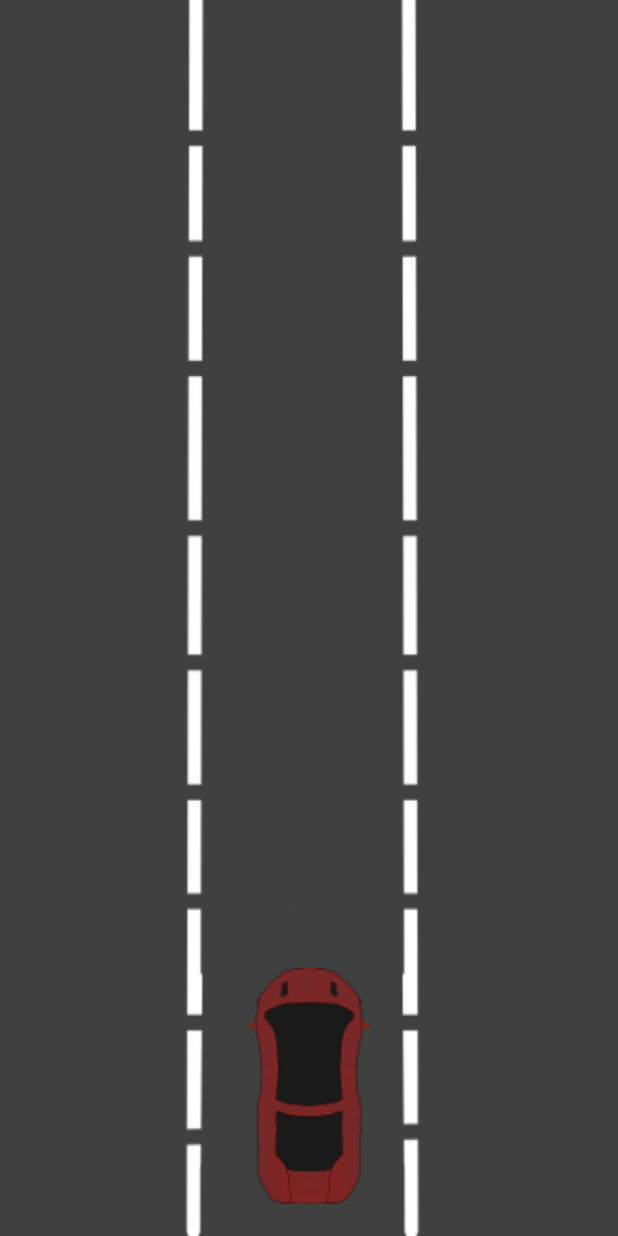
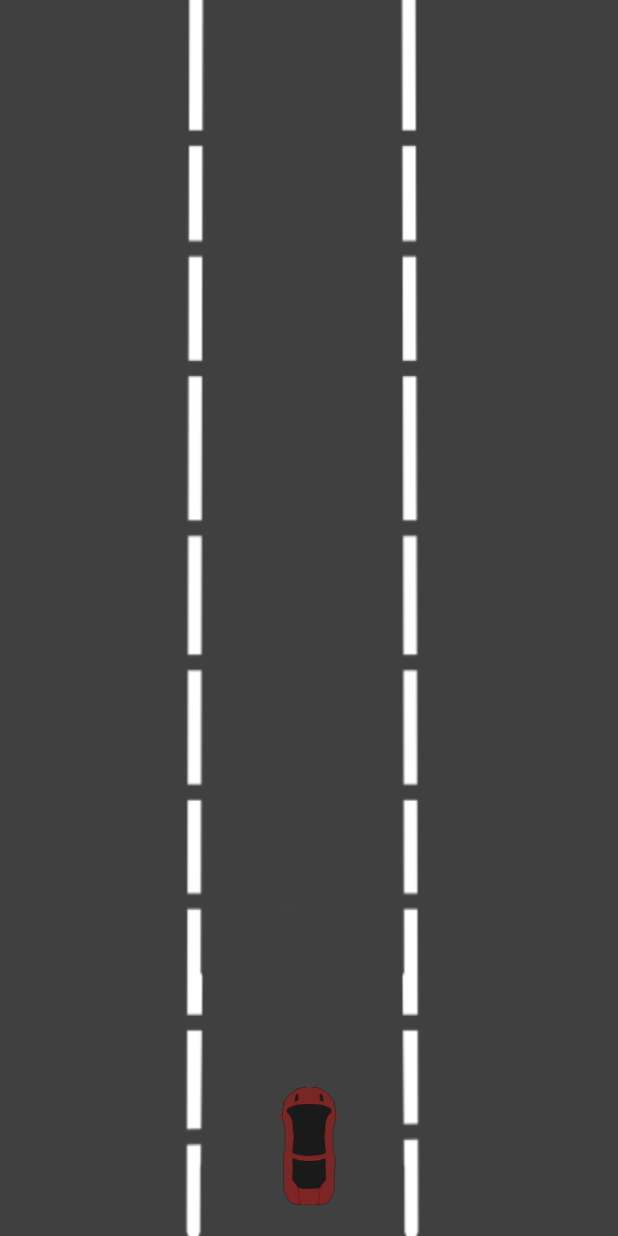
Before and after one commit to mola73/NEED-FOR-SASQUATCH-, an Android app: the layout activity_dash.xml on its own in the app's theme, with its tools: preview values and no code run, on a phone screen of 412 x 824 dp. Run offline under Robolectric (Android 15) with nearby library versions, the light colour scheme and no system bars.

Commit message:
dash mode has shield now main car movement goes also up and down decrease vehicle size

```diff
--- a/app/src/main/res/layout/activity_dash.xml
+++ b/app/src/main/res/layout/activity_dash.xml
@@ -7,45 +7,54 @@
     <!-- Main Car -->
     <ImageView
         android:id="@+id/main_car"
-        android:layout_width="80dp"
-        android:layout_height="160dp"
-        android:src="@drawable/main_car"
+        android:layout_width="40dp"
+        android:layout_height="80dp"
         android:layout_alignParentBottom="true"
+        android:layout_centerHorizontal="true"
         android:layout_marginBottom="20dp"
-        android:layout_centerHorizontal="true" />
+        android:src="@drawable/main_car" />
 
     <!-- Oncoming Car: Left Lane -->
     <ImageView
         android:id="@+id/oncoming_car_left"
-        android:layout_width="80dp"
-        android:layout_height="160dp"
+        android:layout_width="40dp"
+        android:layout_height="80dp"
+        android:layout_alignParentTop="true"
+        android:layout_marginStart="35dp"
+        android:layout_marginTop="-200dp"
         android:src="@drawable/oncoming_car"
-        android:visibility="gone"
-        android:layout_alignParentTop="true"
-        android:layout_marginTop="-200dp"
-        android:layout_marginStart="25dp" />
+        android:visibility="gone" />
 
     <!-- Oncoming Car: Middle Lane -->
     <ImageView
         android:id="@+id/oncoming_car_middle"
-        android:layout_width="80dp"
-        android:layout_height="160dp"
+        android:layout_width="40dp"
+        android:layout_height="80dp"
+        android:layout_alignParentTop="true"
+        android:layout_centerHorizontal="true"
+        android:layout_marginTop="-200dp"
         android:src="@drawable/oncoming_car"
-        android:visibility="gone"
-        android:layout_alignParentTop="true"
-        android:layout_marginTop="-200dp"
-        android:layout_centerHorizontal="true" />
+        android:visibility="gone" />
 
     <!-- Oncoming Car: Right Lane -->
     <ImageView
         android:id="@+id/oncoming_car_right"
-        android:layout_width="80dp"
-        android:layout_height="160dp"
+        android:layout_width="40dp"
+        android:layout_height="80dp"
+        android:layout_alignParentTop="true"
+        android:layout_alignParentEnd="true"
+        android:layout_marginTop="-200dp"
+        android:layout_marginEnd="35dp"
         android:src="@drawable/oncoming_car"
-        android:visibility="gone"
-        android:layout_alignParentTop="true"
-        android:layout_marginTop="-200dp"
-        android:layout_marginEnd="25dp"
-        android:layout_alignParentEnd="true" />
+        android:visibility="gone" />
+<!-- Shield power-up -->
+<ImageView
+    android:id="@+id/shield"
+    android:layout_width="40dp"
+    android:layout_height="40dp"
+    android:layout_marginTop="-200dp"
+    android:src="@drawable/shield"
+    android:visibility="gone"/>
+
 
 </RelativeLayout>
```
Also changed, not shown: app/src/main/java/com/example/needforsasquatch/DashModeActivity.java (+77 -27 lines), app/src/main/res/layout/ogs/activity_dash.xml (+23 -23 lines), app/src/main/res/layout/ogs/activity_game_over.xml (+13 -1 lines), app/src/main/res/drawable/main_car_shield.png (added), app/src/main/res/drawable/shield.png (added).
